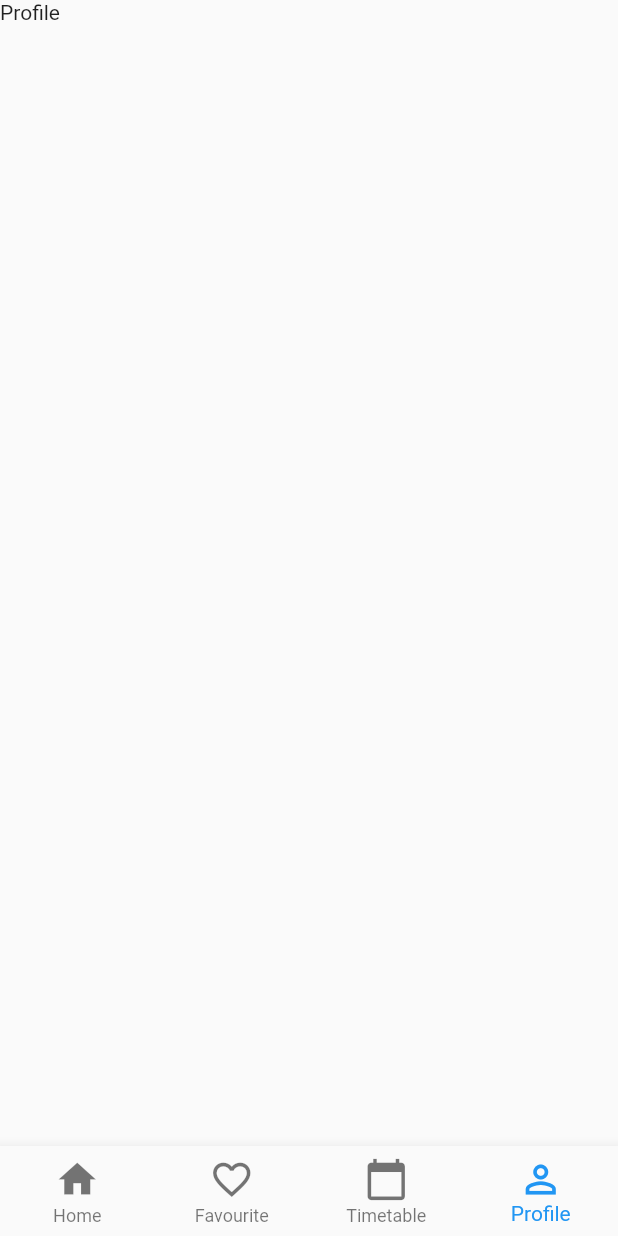
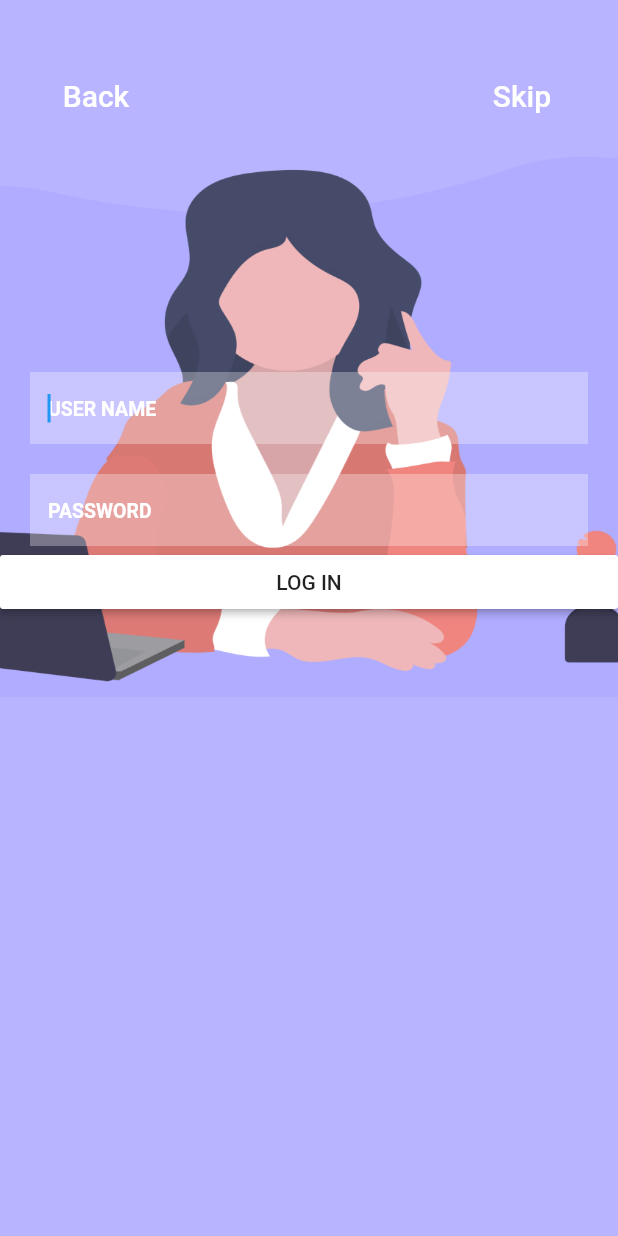
Before and after one commit to maxjing/flutter-online-tutorial-platform, a Flutter app: the screen it shows after launch, item 4 of the bottom bar chosen, on a phone screen of 412 x 824 dp. Run offline on Flutter 3.47's test engine with Material 2 defaults, Android fonts, the phone set to English and light mode, and no system bars; our stand-ins replace cloud_firestore; accounts and stored records are empty.

Commit message:
login page added

```diff
--- a/lib/main.dart
+++ b/lib/main.dart
@@ -5,6 +5,7 @@ import 'screens/teacher/teacher.dart';
 import 'screens/favourite/favourite.dart';
 import 'screens/timetable/timetable.dart';
 import 'screens/profile/profile.dart';
+import 'screens/login/login.dart';
 import 'style.dart';
 
 void main() => runApp(App());
@@ -34,7 +35,7 @@ class App extends StatelessWidget {
           screen = Timetable();
           break;
         case ProfileRoute:
-          screen = Profile();
+          screen = Login();
           break;
         case TeacherRoute:
           screen = Teacher(arguments['id']);
--- a/lib/screens/home/home.dart
+++ b/lib/screens/home/home.dart
@@ -67,7 +67,7 @@ class Home extends StatelessWidget {
         prefixIcon: const Icon(
           Icons.search,
         ),
-        labelStyle: new TextStyle(color: Colors.black),
+        labelStyle: TextStyle(color: Colors.black),
         // ),
       ),
     ),
--- a/lib/screens/login/login.dart
+++ b/lib/screens/login/login.dart
@@ -1 +1,105 @@
-// import 'package:flutter/material.dart';
+import 'package:flutter/material.dart';
+import '../bottomNavigation/bottomNavigation.dart';
+import '../../helper.dart';
+
+class Login extends StatelessWidget {
+  @override
+  Widget build(BuildContext context) {
+    return Scaffold(
+        resizeToAvoidBottomInset: false,
+        body: Container(
+            decoration: BoxDecoration(
+              image: DecorationImage(
+                image: AssetImage('assets/images/bg_login_teacher.png'),
+                fit: BoxFit.fill,
+              ),
+            ),
+            child: Column(
+              children: <Widget>[
+                SizedBox(height: 20),
+                Container(
+                    padding: const EdgeInsets.all(20.0),
+                    child: Row(
+                      mainAxisAlignment: MainAxisAlignment.spaceBetween,
+                      children: <Widget>[
+                        FlatButton(
+                          textColor: Colors.white,
+                          padding: EdgeInsets.all(8.0),
+                          onPressed: () => Navigator.of(context).pop(),
+                          child: Text(
+                            "Back",
+                            style: TextStyle(fontSize: 20.0),
+                          ),
+                        ),
+                        FlatButton(
+                          textColor: Colors.white,
+                          padding: EdgeInsets.all(8.0),
+                          onPressed: () => Navigator.pushNamed(context, '/'),
+                          child: Text(
+                            "Skip",
+                            style: TextStyle(fontSize: 20.0),
+                          ),
+                        ),
+                      ],
+                    )),
+                Container(
+                  padding: EdgeInsets.only(top: getScreenHeight() * 0.2),
+                  child: Column(
+                    crossAxisAlignment: CrossAxisAlignment.center,
+                    mainAxisAlignment: MainAxisAlignment.center,
+                    children: <Widget>[
+                      Container(
+                          padding: const EdgeInsets.all(20.0),
+                          child: Container(
+                            child: TextField(
+                              autofocus: true,
+                              decoration: InputDecoration(
+                                filled: true,
+                                border: InputBorder.none,
+                                fillColor: Color.fromRGBO(255, 255, 255, 0.3),
+                                hintText: "USER NAME",
+                                hintStyle: TextStyle(
+                                    color: Colors.white,
+                                    fontSize: 13.0,
+                                    fontWeight: FontWeight.bold),
+                              ),
+                              style: TextStyle(
+                                color: Colors.white,
+                              ),
+                            ),
+                          )),
+                      Container(
+                          padding: const EdgeInsets.symmetric(horizontal: 20),
+                          alignment: Alignment.center,
+                          child: Container(
+                            child: TextField(
+                              autofocus: true,
+                              decoration: InputDecoration(
+                                filled: true,
+                                fillColor: Color.fromRGBO(255, 255, 255, 0.3),
+                                border: InputBorder.none,
+                                hintText: "PASSWORD",
+                                hintStyle: TextStyle(
+                                    color: Colors.white,
+                                    fontSize: 13.0,
+                                    fontWeight: FontWeight.bold),
+                              ),
+                              style: TextStyle(
+                                color: Colors.white,
+                              ),
+                              obscureText: true,
+                            ),
+                          )),
+                      ButtonTheme(
+                        minWidth: getScreenWidth() * 0.9,
+                        buttonColor: Colors.white,
+                        child: RaisedButton(
+                            onPressed: () {}, child: Text('LOG IN')),
+                      ),
+                    ],
+                  ),
+                )
+              ],
+            )));
+  }
+}
--- a/lib/screens/profile/profile.dart
+++ b/lib/screens/profile/profile.dart
@@ -1,11 +1,11 @@
-import 'package:flutter/material.dart';
-import '../bottomNavigation/bottomNavigation.dart';
+// import 'package:flutter/material.dart';
+// import '../bottomNavigation/bottomNavigation.dart';
 
-class Profile extends StatelessWidget {
-  @override
-  Widget build(BuildContext context) {
-    return Scaffold(
-        body: ListView(children: [Text('Profile')]),
-        bottomNavigationBar: BottomNavigation(3));
-  }
-}
+// class Profile extends StatelessWidget {
+//   @override
+//   Widget build(BuildContext context) {
+//     return Scaffold(
+//         body: ListView(children: [Text('Profile')]),
+//         bottomNavigationBar: BottomNavigation(3));
+//   }
+// }
```
Also changed, not shown: assets/images/bg_login_teacher.png (added).
